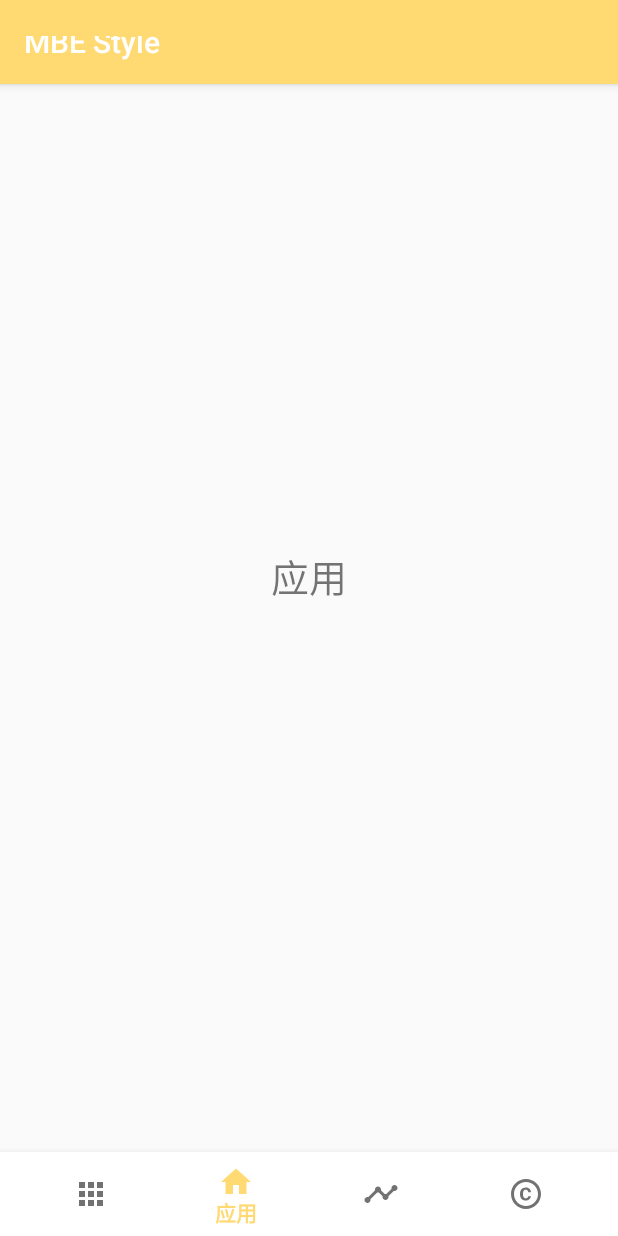
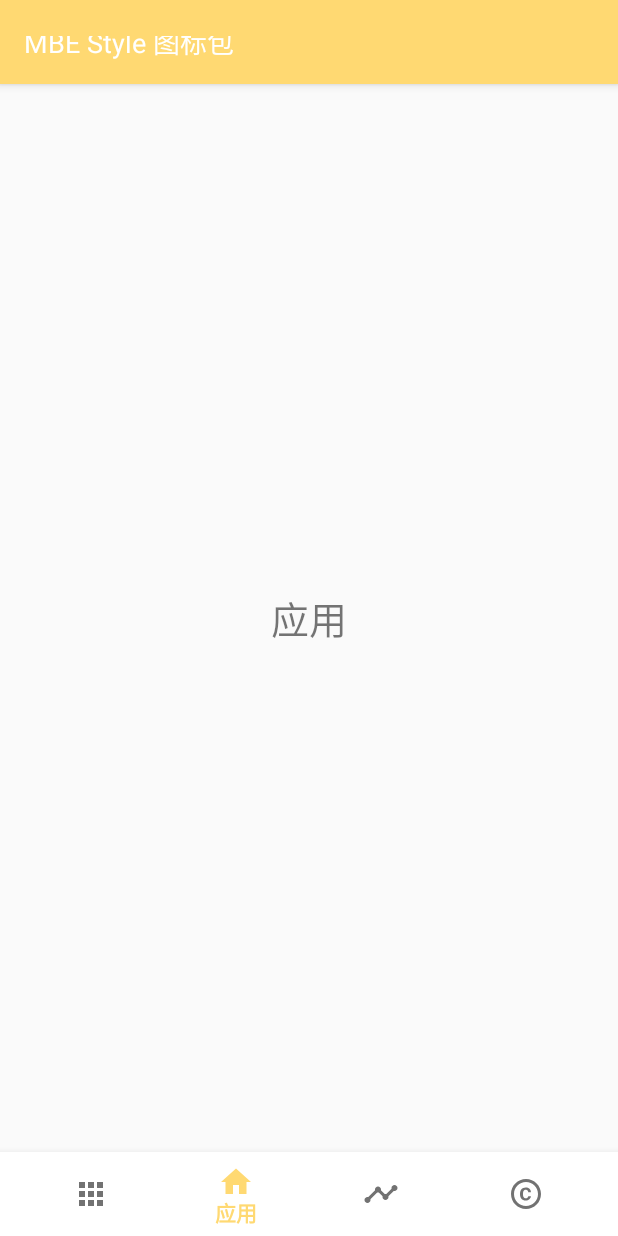
Before and after one commit to meolunr/MBEStyle, an Android app: the fragment IconFragment placed in its activity, item 2 of the bottom bar chosen, on a phone screen of 412 x 824 dp. Run offline under Robolectric (Android 15) with nearby library versions, the phone set to English and light mode, and no system bars; 1 statement that could not run was skipped.

Commit message:
IconFragment：使用 Toolbar

```diff
--- a/app/src/main/res/layout/activity_main.xml
+++ b/app/src/main/res/layout/activity_main.xml
@@ -3,7 +3,17 @@
     xmlns:app="http://schemas.android.com/apk/res-auto"
     android:layout_width="match_parent"
     android:layout_height="match_parent"
+    android:fitsSystemWindows="true"
     android:orientation="vertical">
+
+    <android.support.v7.widget.Toolbar
+        android:id="@+id/toolbar"
+        style="@style/ToolbarStyle"
+        android:layout_width="match_parent"
+        android:layout_height="?actionBarSize"
+        android:elevation="4dp"
+        app:title="@string/app_title"
+        app:titleTextAppearance="@style/TitleStyle" />
 
     <FrameLayout
         android:id="@+id/fl_content"
--- a/app/src/main/res/layout/fragment_icon.xml
+++ b/app/src/main/res/layout/fragment_icon.xml
@@ -5,7 +5,6 @@
     android:orientation="vertical">
 
     <android.support.design.widget.TabLayout
-        android:layout_marginTop="50dp"
         android:id="@+id/tab_layout"
         android:layout_width="match_parent"
         android:layout_height="wrap_content" />
--- a/app/src/main/res/values/strings.xml
+++ b/app/src/main/res/values/strings.xml
@@ -1,3 +1,4 @@
 <resources>
     <string name="app_name">MBE Style</string>
+    <string name="app_title">MBE Style 图标包</string>
 </resources>
--- a/app/src/main/res/values/styles.xml
+++ b/app/src/main/res/values/styles.xml
@@ -1,8 +1,20 @@
 <resources>
 
-    <style name="AppThemeBase" parent="Theme.AppCompat.Light.DarkActionBar">
+    <style name="AppTheme" parent="AppThemeBase" />
+
+    <style name="AppThemeBase" parent="Theme.Design.Light.NoActionBar">
         <item name="colorPrimary">@color/colorPrimary</item>
         <item name="colorAccent">@color/colorAccent</item>
     </style>
 
+    <style name="ToolbarStyle" parent="Widget.Design.CollapsingToolbar">
+        <item name="android:background">?colorPrimary</item>
+        <item name="colorAccent">@android:color/white</item>
+    </style>
+
+    <style name="TitleStyle" parent="@style/TextAppearance.Design.CollapsingToolbar.Expanded">
+        <item name="android:textSize">18sp</item>
+        <item name="android:textColor">@android:color/white</item>
+    </style>
+
 </resources>
```
